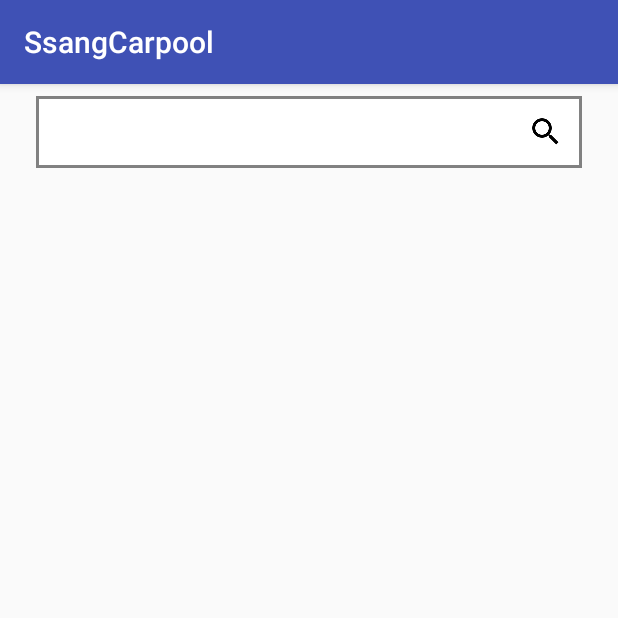
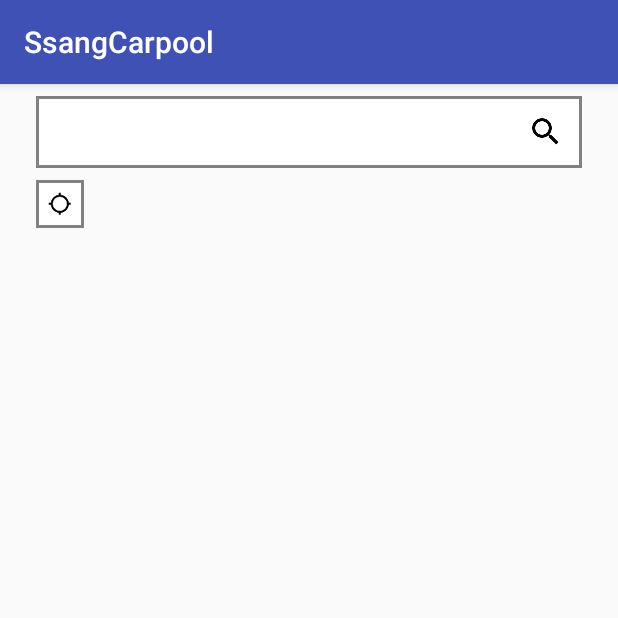
Before and after one commit to Shinseungsou/ssangcarpool, an Android app: the MainMapActivity screen opened directly, with no data from a screen before it, on a phone screen of 412 x 824 dp, the top half of it. Run offline under Robolectric (Android 15) with nearby library versions, the phone set to English and light mode, and no system bars; our stand-ins replace Timber; libraries missing offline, so code that uses them is left out: com.skp; 11 statements that could not run were skipped.

Commit message:
add GPS button

```diff
--- a/app/src/main/res/layout/activity_main_map.xml
+++ b/app/src/main/res/layout/activity_main_map.xml
@@ -30,9 +30,19 @@
             android:layout_width="48dp"
             android:layout_height="48dp"
             android:padding="12dp"
-            android:src="@drawable/ic_search_black_24dp"
-            android:layout_alignParentRight="true"/>
+            android:layout_alignParentRight="true"
+            android:src="@drawable/ic_search_black_24dp"/>
     </RelativeLayout>
+    <ImageView
+        android:id="@+id/gps_location_button"
+        android:layout_width="32dp"
+        android:layout_height="32dp"
+        android:layout_alignLeft="@+id/searchview_container"
+        android:layout_below="@+id/searchview_container"
+        android:layout_marginTop="8dp"
+        android:src="@drawable/ic_gps_not_fixed_black_24dp"
+        android:background="@drawable/view_border"
+        android:padding="8dp"/>
     <ListView
         android:id="@+id/search_result"
         android:layout_width="match_parent"
@@ -41,6 +51,7 @@
         android:layout_marginLeft="24dp"
         android:layout_marginRight="24dp"
         android:layout_above="@+id/tab_container"
+        android:visibility="gone"
         android:background="#fff"/>
     <include layout="@layout/tab_bar"/>
 </RelativeLayout>
```
